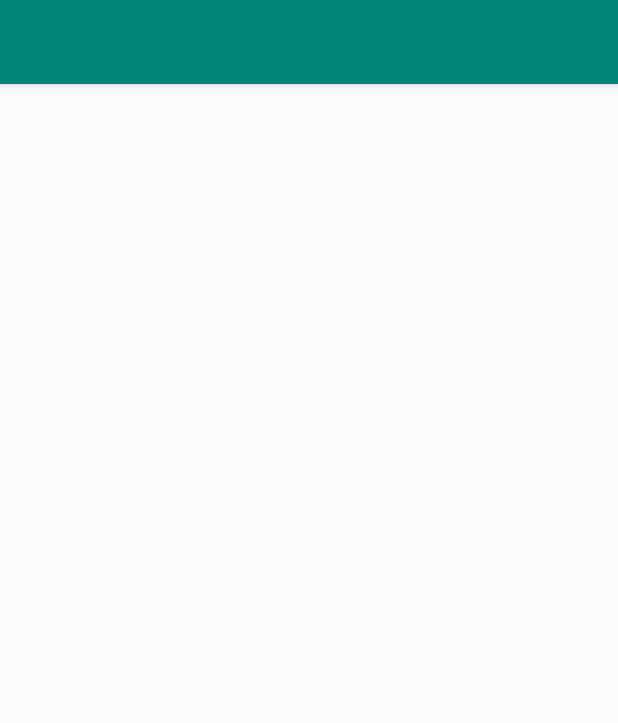
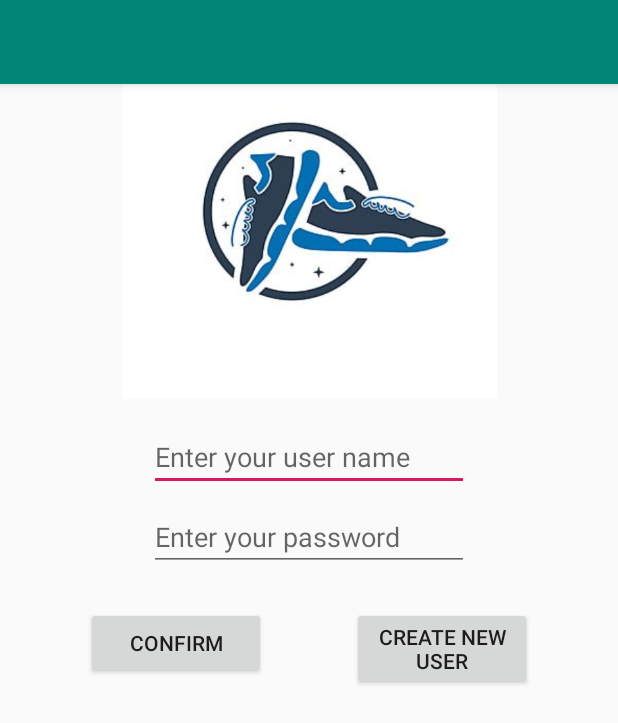
Before and after one commit to mvclopes/Shoe-Store, an Android app: the screen it shows after launch (MainActivity), on a phone screen of 412 x 824 dp. Shown: the top 723 px of the screen. Run offline under Robolectric (Android 15) with nearby library versions, the phone set to English and light mode, and no system bars; our stand-ins replace Timber, data binding, navigation-ui; 2 statements that could not run were skipped.

Commit message:
creating branch develop and screen login

```diff
--- a/app/build.gradle
+++ b/app/build.gradle
@@ -15,6 +15,12 @@ android {
         versionName "1.0"
         testInstrumentationRunner "androidx.test.runner.AndroidJUnitRunner"
     }
+
+    buildFeatures{
+        dataBinding = true
+
+    }
+
     buildTypes {
         release {
             minifyEnabled false
@@ -39,6 +45,7 @@ dependencies {
     implementation 'androidx.constraintlayout:constraintlayout:2.0.0-rc1'
     implementation 'androidx.lifecycle:lifecycle-extensions:2.2.0'
     implementation 'com.jakewharton.timber:timber:4.7.1'
+    implementation 'androidx.legacy:legacy-support-v4:1.0.0'
     testImplementation 'junit:junit:4.12'
     androidTestImplementation 'androidx.test.ext:junit:1.1.1'
     androidTestImplementation 'androidx.test.espresso:espresso-core:3.2.0'
--- a/app/src/main/java/com/udacity/shoestore/MainActivity.kt
+++ b/app/src/main/java/com/udacity/shoestore/MainActivity.kt
@@ -1,14 +1,41 @@
 package com.udacity.shoestore
 
+import android.os.Bundle
+import androidx.activity.viewModels
 import androidx.appcompat.app.AppCompatActivity
-import android.os.Bundle
+import androidx.navigation.NavController
+import androidx.navigation.NavDestination
+import androidx.navigation.findNavController
+import androidx.navigation.ui.AppBarConfiguration
+import androidx.navigation.ui.NavigationUI
+import com.udacity.shoestore.view.login.LoginViewModel
 import timber.log.Timber
 
 class MainActivity : AppCompatActivity() {
+
+    private lateinit var navController: NavController
+    private lateinit var appBarConfiguration: AppBarConfiguration
+    private val viewModel: LoginViewModel by viewModels()
 
     override fun onCreate(savedInstanceState: Bundle?) {
         super.onCreate(savedInstanceState)
         setContentView(R.layout.activity_main)
         Timber.plant(Timber.DebugTree())
+
+        navController = this.findNavController(R.id.nav_host_fragment)
+        NavigationUI.setupActionBarWithNavController(this, navController)
+        appBarConfiguration = AppBarConfiguration(navController.graph)
+        navController.addOnDestinationChangedListener { nc: NavController, nd: NavDestination, _: Bundle?  ->
+            if ( nd.id != nc.graph.startDestination && !viewModel.eventUserLogged.value!!){
+                //TODO:Caso não esteja na tela inicial e usuário não logado
+                nc.popBackStack()
+                nc.navigate(nc.graph.startDestination)
+            }
+        }
+    }
+
+    override fun onNavigateUp(): Boolean {
+        val navController = findNavController(R.id.nav_host_fragment)
+        return NavigationUI.navigateUp(navController, appBarConfiguration)
     }
 }
--- /dev/null
+++ b/app/src/main/java/com/udacity/shoestore/view/login/LoginFragment.kt
@@ -0,0 +1,44 @@
+package com.udacity.shoestore.view.login
+
+import android.os.Bundle
+import androidx.fragment.app.Fragment
+import android.view.LayoutInflater
+import android.view.View
+import android.view.ViewGroup
+import android.widget.Toast
+import androidx.databinding.DataBindingUtil
+import androidx.fragment.app.viewModels
+import androidx.lifecycle.Observer
+import androidx.lifecycle.ViewModelProvider
+import com.udacity.shoestore.R
+import com.udacity.shoestore.databinding.FragmentLoginBinding
+
+class LoginFragment : Fragment() {
+
+    private lateinit var binding: FragmentLoginBinding
+    private val viewModel: LoginViewModel by viewModels()
+
+    override fun onCreateView(
+        inflater: LayoutInflater, container: ViewGroup?,
+        savedInstanceState: Bundle?
+    ): View? {
+        binding = FragmentLoginBinding.inflate(inflater, container, false)
+        binding.viewModel = viewModel
+
+        viewModel.eventUserCreated.observe(viewLifecycleOwner, Observer {
+            if (it){
+                Toast.makeText(context, "User created.", Toast.LENGTH_SHORT).show()
+                viewModel.onCreateUserComplete()
+            }
+        })
+
+        viewModel.eventUserLogged.observe(viewLifecycleOwner, Observer {
+            if (it){
+                Toast.makeText(context, "User logged", Toast.LENGTH_SHORT).show()
+            }
+        })
+
+        return binding.root
+    }
+
+}
--- /dev/null
+++ b/app/src/main/java/com/udacity/shoestore/view/login/LoginViewModel.kt
@@ -0,0 +1,42 @@
+package com.udacity.shoestore.view.login
+
+import androidx.lifecycle.LiveData
+import androidx.lifecycle.MutableLiveData
+import androidx.lifecycle.ViewModel
+
+class LoginViewModel:ViewModel() {
+
+    //TODO: Atributos a serem exibidos na UI Controller e métodos públicos para evento de logar
+    var _user = MutableLiveData<String>()
+
+    var _password = MutableLiveData<String>()
+
+    private var _eventUserLogged = MutableLiveData<Boolean>()
+    val eventUserLogged : LiveData<Boolean>
+        get() = _eventUserLogged
+
+    private var _eventUserCreated = MutableLiveData<Boolean>()
+    val eventUserCreated : LiveData<Boolean>
+        get() = _eventUserCreated
+
+    init {
+        _eventUserLogged.value = false
+        _eventUserCreated.value = false
+    }
+
+    fun onCreateUser(){
+        _eventUserCreated.value = true
+    }
+
+    fun onCreateUserComplete(){
+        _eventUserCreated.value = false
+    }
+
+    fun onLogin(){
+        _eventUserLogged.value = true
+    }
+
+    fun onLogoff(){
+        _eventUserLogged.value = false
+    }
+}
--- a/app/src/main/res/layout/activity_main.xml
+++ b/app/src/main/res/layout/activity_main.xml
@@ -21,5 +21,12 @@
 
     </com.google.android.material.appbar.AppBarLayout>
 
+    <fragment
+        android:id="@+id/nav_host_fragment"
+        android:name="androidx.navigation.fragment.NavHostFragment"
+        android:layout_width="match_parent"
+        android:layout_height="match_parent"
+        app:defaultNavHost="true"
+        app:navGraph="@navigation/my_navigation"/>
 
 </androidx.coordinatorlayout.widget.CoordinatorLayout>
--- /dev/null
+++ b/app/src/main/res/layout/fragment_login.xml
@@ -0,0 +1,85 @@
+<?xml version="1.0" encoding="utf-8"?>
+
+<layout xmlns:android="http://schemas.android.com/apk/res/android"
+    xmlns:app="http://schemas.android.com/apk/res-auto"
+    xmlns:tools="http://schemas.android.com/tools">
+
+    <data>
+        <variable
+            name="viewModel"
+            type="com.udacity.shoestore.view.login.LoginViewModel" />
+    </data>
+
+    <androidx.constraintlayout.widget.ConstraintLayout
+        android:id="@+id/frameLayout"
+        android:layout_width="match_parent"
+        android:layout_height="match_parent"
+        android:contentDescription="@string/image_shoe_store"
+        tools:context=".view.login.LoginFragment">
+
+        <ImageView
+            android:id="@+id/imageView"
+            android:layout_width="0dp"
+            android:layout_height="250dp"
+            android:layout_marginTop="16dp"
+            android:contentDescription="@string/image_shoe_store"
+            android:src="@drawable/shoes_logo"
+            app:layout_constraintEnd_toEndOf="parent"
+            app:layout_constraintStart_toStartOf="parent"
+            app:layout_constraintTop_toTopOf="parent" />
+
+        <EditText
+            android:id="@+id/edtUser"
+            android:text="@={viewModel._user}"
+            android:layout_width="wrap_content"
+            android:layout_height="wrap_content"
+            android:layout_marginTop="16dp"
+            android:ems="10"
+            android:hint="@string/hint_user_login"
+            android:inputType="textPersonName"
+            app:layout_constraintEnd_toEndOf="parent"
+            app:layout_constraintHorizontal_bias="0.5"
+            app:layout_constraintStart_toStartOf="parent"
+            app:layout_constraintTop_toBottomOf="@+id/imageView"/>
+
+
+        <EditText
+            android:id="@+id/edtPassword"
+            android:text="@={viewModel._password}"
+            android:layout_width="wrap_content"
+            android:layout_height="wrap_content"
+            android:layout_marginTop="8dp"
+            android:ems="10"
+            android:hint="@string/hint_password_login"
+            android:inputType="textPassword"
+            app:layout_constraintEnd_toEndOf="parent"
+            app:layout_constraintHorizontal_bias="0.5"
+            app:layout_constraintStart_toStartOf="parent"
+            app:layout_constraintTop_toBottomOf="@+id/edtUser" />
+
+        <Button
+            android:id="@+id/btnConfirm"
+            android:onClick="@{() -> viewModel.onLogin()}"
+            android:layout_width="120dp"
+            android:layout_height="wrap_content"
+            android:layout_marginTop="24dp"
+            android:text="@string/btn_confirm"
+            app:layout_constraintEnd_toStartOf="@+id/btnCreateNewUser"
+            app:layout_constraintHorizontal_bias="0.5"
+            app:layout_constraintStart_toStartOf="parent"
+            app:layout_constraintTop_toBottomOf="@+id/edtPassword" />
+
+        <Button
+            android:id="@+id/btnCreateNewUser"
+            android:onClick="@{() -> viewModel.onCreateUser()}"
+            android:layout_width="120dp"
+            android:layout_height="wrap_content"
+            android:text="@string/btn_create_new_user"
+            app:layout_constraintEnd_toEndOf="parent"
+            app:layout_constraintHorizontal_bias="0.5"
+            app:layout_constraintStart_toEndOf="@+id/btnConfirm"
+            app:layout_constraintTop_toTopOf="@+id/btnConfirm" />
+
+    </androidx.constraintlayout.widget.ConstraintLayout>
+
+</layout>
--- /dev/null
+++ b/app/src/main/res/navigation/my_navigation.xml
@@ -0,0 +1,13 @@
+<?xml version="1.0" encoding="utf-8"?>
+<navigation xmlns:android="http://schemas.android.com/apk/res/android"
+    xmlns:app="http://schemas.android.com/apk/res-auto"
+    xmlns:tools="http://schemas.android.com/tools"
+    android:id="@+id/my_navigation"
+    app:startDestination="@id/loginFragment">
+
+    <fragment
+        android:id="@+id/loginFragment"
+        android:name="com.udacity.shoestore.view.login.LoginFragment"
+        android:label="fragment_login"
+        tools:layout="@layout/fragment_login" />
+</navigation>
--- a/app/src/main/res/values/strings.xml
+++ b/app/src/main/res/values/strings.xml
@@ -1,3 +1,10 @@
 <resources>
     <string name="app_name">ShoeStore</string>
+    <!-- TODO: Remove or change this placeholder text -->
+    <string name="hello_blank_fragment">Hello blank fragment</string>
+    <string name="hint_user_login">Enter your user name</string>
+    <string name="hint_password_login">Enter your password</string>
+    <string name="btn_confirm">Confirm</string>
+    <string name="btn_create_new_user">Create new user</string>
+    <string name="image_shoe_store">Logo\'s shoe store app</string>
 </resources>
```
Also changed, not shown: app/src/main/res/drawable/shoes_logo.jpg (added).
